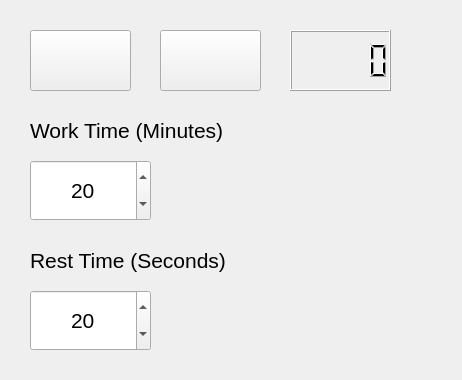
Old version of the form EyeClock.ui in the repository bkerns724/EyeClock.
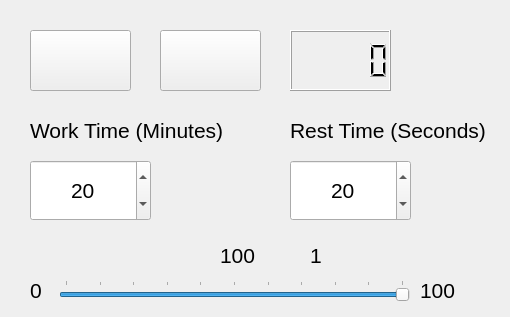
New version of the form. Icons and pictures are not drawn.

Commit message: Added a volume control option to the application.

Diff of the .ui file:
```diff
--- a/EyeClock.ui
+++ b/EyeClock.ui
@@ -6,8 +6,8 @@
    <rect>
     <x>0</x>
     <y>0</y>
-    <width>462</width>
-    <height>380</height>
+    <width>510</width>
+    <height>317</height>
    </rect>
   </property>
   <property name="font">
@@ -116,8 +116,8 @@
    <widget class="QSpinBox" name="restTimeBox">
     <property name="geometry">
      <rect>
-      <x>30</x>
-      <y>290</y>
+      <x>290</x>
+      <y>160</y>
       <width>121</width>
       <height>61</height>
      </rect>
@@ -154,10 +154,10 @@
    <widget class="QLabel" name="label_2">
     <property name="geometry">
      <rect>
-      <x>30</x>
-      <y>230</y>
+      <x>290</x>
+      <y>110</y>
       <width>201</width>
-      <height>61</height>
+      <height>41</height>
      </rect>
     </property>
     <property name="text">
@@ -167,10 +167,10 @@
    <widget class="QLabel" name="statusBox">
     <property name="geometry">
      <rect>
-      <x>260</x>
-      <y>160</y>
-      <width>161</width>
-      <height>161</height>
+      <x>430</x>
+      <y>30</y>
+      <width>61</width>
+      <height>61</height>
      </rect>
     </property>
     <property name="text">
@@ -183,6 +183,89 @@
      <bool>true</bool>
     </property>
    </widget>
+   <widget class="QSlider" name="volumeSlider">
+    <property name="geometry">
+     <rect>
+      <x>59</x>
+      <y>280</y>
+      <width>351</width>
+      <height>22</height>
+     </rect>
+    </property>
+    <property name="mouseTracking">
+     <bool>true</bool>
+    </property>
+    <property name="tabletTracking">
+     <bool>true</bool>
+    </property>
+    <property name="maximum">
+     <number>100</number>
+    </property>
+    <property name="value">
+     <number>100</number>
+    </property>
+    <property name="orientation">
+     <enum>Qt::Horizontal</enum>
+    </property>
+    <property name="tickPosition">
+     <enum>QSlider::TicksAbove</enum>
+    </property>
+    <property name="tickInterval">
+     <number>10</number>
+    </property>
+   </widget>
+   <widget class="QLabel" name="label_3">
+    <property name="geometry">
+     <rect>
+      <x>30</x>
+      <y>270</y>
+      <width>21</width>
+      <height>41</height>
+     </rect>
+    </property>
+    <property name="text">
+     <string>0</string>
+    </property>
+   </widget>
+   <widget class="QLabel" name="label_4">
+    <property name="geometry">
+     <rect>
+      <x>420</x>
+      <y>270</y>
+      <width>41</width>
+      <height>41</height>
+     </rect>
+    </property>
+    <property name="text">
+     <string>100</string>
+    </property>
+   </widget>
+   <widget class="QLabel" name="sliderLabel">
+    <property name="geometry">
+     <rect>
+      <x>220</x>
+      <y>240</y>
+      <width>41</width>
+      <height>31</height>
+     </rect>
+    </property>
+    <property name="text">
+     <string>100</string>
+    </property>
+   </widget>
+   <widget class="QLabel" name="debugLabel">
+    <property name="geometry">
+     <rect>
+      <x>310</x>
+      <y>240</y>
+      <width>91</width>
+      <height>31</height>
+     </rect>
+    </property>
+    <property name="text">
+     <string>1</string>
+    </property>
+   </widget>
   </widget>
   <action name="actionExit">
    <property name="text">
```
Left out of the diff: 8 changed lines with no effect on the pictures. The commit also changes 2 other files.
